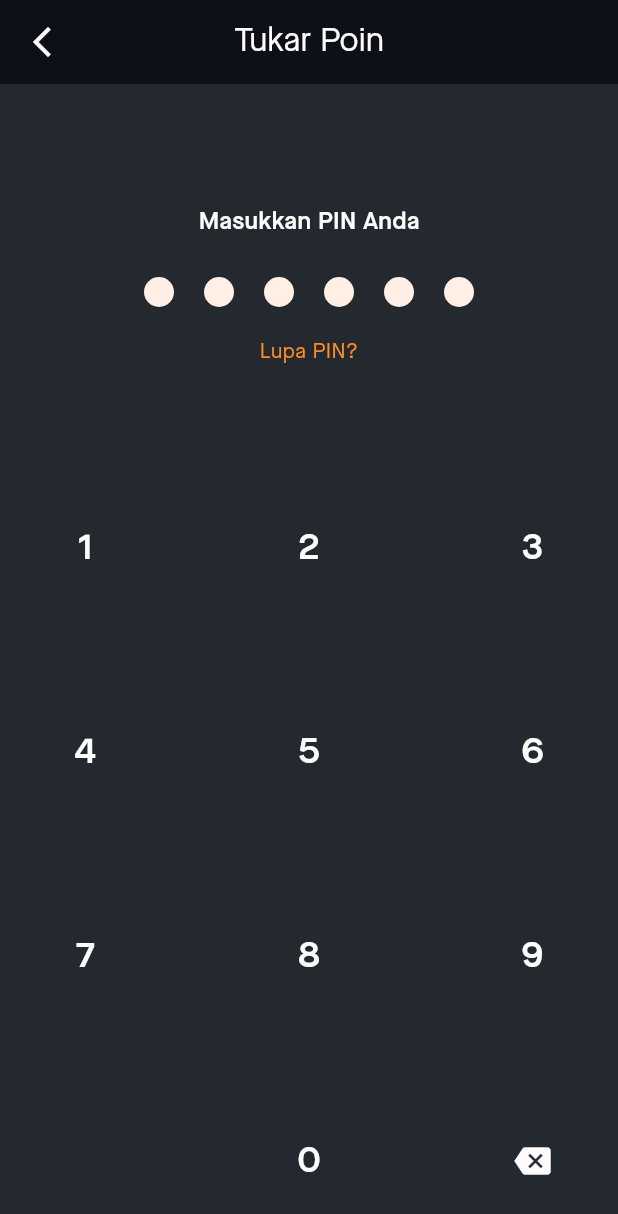
After one commit to alifzr31/Member-RKM, a Flutter app: the RedeemPinPage screen opened by its route, on a phone screen of 412 x 824 dp. The commit adds this screen. Shown: the top 1214 px of the screen. Run offline on Flutter 3.47's test engine with Material 2 defaults, Android fonts, the phone set to English and light mode, and no system bars; our stand-ins replace awesome_dialog, boxicons, card_swiper, device_info_plus, dio, dropdown_button2 and 21 more; missing offline and left inert: app_version_update, flutter_sliding_box, screen_brightness; accounts and stored records are empty; project files that could hold a hidden picture were left out.

Commit message:
add redeempin for redeem point page

```diff
--- /dev/null
+++ b/lib/app/modules/pin/redeem_pin/view.dart
@@ -0,0 +1,21 @@
+import 'package:flutter/material.dart';
+import 'package:member_rkm/app/components/base_appbar.dart';
+import 'package:member_rkm/app/core/values/colors.dart';
+import 'package:member_rkm/app/modules/pin/redeem_pin/widgets/redeempin_body.dart';
+
+class RedeemPinPage extends StatelessWidget {
+  const RedeemPinPage({super.key});
+
+  @override
+  Widget build(BuildContext context) {
+    return Scaffold(
+      appBar: const BaseAppBar(
+        bgColor: blackColor,
+        fgColor: whiteColor,
+        title: 'Tukar Poin',
+        preferredSize: Size.fromHeight(kToolbarHeight),
+      ),
+      body: RedeemPinBody(),
+    );
+  }
+}
--- /dev/null
+++ b/lib/app/modules/pin/redeem_pin/widgets/redeempin_body.dart
@@ -0,0 +1,135 @@
+import 'package:flutter/material.dart';
+import 'package:get/get.dart';
+import 'package:member_rkm/app/components/base_text.dart';
+import 'package:member_rkm/app/core/values/colors.dart';
+import 'package:member_rkm/app/modules/pin/redeem_pin/controller.dart';
+
+class RedeemPinBody extends StatelessWidget {
+  RedeemPinBody({super.key});
+  final controller = Get.find<RedeemPinController>();
+
+  @override
+  Widget build(BuildContext context) {
+    return Obx(
+      () => SafeArea(
+        child: Padding(
+          padding: const EdgeInsets.all(15),
+          child: Column(
+            children: [
+              Expanded(
+                child: Column(
+                  mainAxisAlignment: MainAxisAlignment.center,
+                  children: [
+                    const BaseText(
+                      text: 'Masukkan PIN Anda',
+                      size: 16,
+                      bold: FontWeight.w600,
+                    ),
+                    const SizedBox(height: 15),
+                    Row(
+                      mainAxisAlignment: MainAxisAlignment.center,
+                      children: List.generate(
+                        6,
+                        (index) {
+                          return Container(
+                            margin: const EdgeInsets.all(10),
+                            width: 20,
+                            height: 20,
+                            decoration: BoxDecoration(
+                              shape: BoxShape.circle,
+                              color: index < controller.enteredPin.value.length
+                                  ? orangeColor
+                                  : softOrangeColor,
+                            ),
+                          );
+                        },
+                      ),
+                    ),
+                    const SizedBox(height: 10),
+                    GestureDetector(
+                      onTap: () => Get.toNamed('/forgotPin'),
+                      child: const BaseText(
+                        text: 'Lupa PIN?',
+                        bold: FontWeight.w500,
+                        color: orangeColor,
+                      ),
+                    ),
+                    if (controller.errorPin.value) const SizedBox(height: 15),
+                    if (controller.errorPin.value)
+                      const BaseText(
+                        text: 'PIN Tidak Sesuai',
+                        color: redColor,
+                        bold: FontWeight.w600,
+                      ),
+                  ],
+                ),
+              ),
+              const SizedBox(height: 20),
+              Expanded(
+                flex: 2,
+                child: Padding(
+                  padding: const EdgeInsets.all(10),
+                  child: Column(
+                    mainAxisAlignment: MainAxisAlignment.spaceBetween,
+                    children: [
+                      for (var i = 0; i < 3; i++)
+                        Row(
+                          mainAxisAlignment: MainAxisAlignment.spaceBetween,
+                          children: List.generate(
+                            3,
+                            (index) => TextButton(
+                              onPressed: () {
+                                controller.enterPin(
+                                  1 + 3 * i + index,
+                                  context,
+                                );
+                              },
+                              child: BaseText(
+                                text: (1 + 3 * i + index).toString(),
+                                size: 24,
+                                bold: FontWeight.w600,
+                              ),
+                            ),
+                          ).toList(),
+                        ),
+
+                      /// 0 digit with back remove
+                      Row(
+                        mainAxisAlignment: MainAxisAlignment.spaceBetween,
+                        children: [
+                          const TextButton(onPressed: null, child: SizedBox()),
+                          TextButton(
+                            onPressed: () {
+                              controller.enterPin(
+                                0,
+                                context,
+                              );
+                            },
+                            child: BaseText(
+                              text: 0.toString(),
+                              size: 24,
+                              bold: FontWeight.w600,
+                            ),
+                          ),
+                          TextButton(
+                            onPressed: () {
+                              controller.deletePin();
+                            },
+                            child: const Icon(
+                              Icons.backspace,
+                              size: 24,
+                            ),
+                          ),
+                        ],
+                      ),
+                    ],
+                  ),
+                ),
+              ),
+            ],
+          ),
+        ),
+      ),
+    );
+  }
+}
--- a/lib/app/routes/pages.dart
+++ b/lib/app/routes/pages.dart
@@ -21,6 +21,8 @@ import 'package:member_rkm/app/modules/onboard/binding.dart';
 import 'package:member_rkm/app/modules/onboard/view.dart';
 import 'package:member_rkm/app/modules/pin/createchange_pin/binding.dart';
 import 'package:member_rkm/app/modules/pin/createchange_pin/view.dart';
+import 'package:member_rkm/app/modules/pin/redeem_pin/binding.dart';
+import 'package:member_rkm/app/modules/pin/redeem_pin/view.dart';
 import 'package:member_rkm/app/modules/pin/reset_pin/binding.dart';
 import 'package:member_rkm/app/modules/pin/reset_pin/view.dart';
 import 'package:member_rkm/app/modules/point/binding.dart';
@@ -112,6 +114,11 @@ abstract class AppPages {
       binding: PointBinding(),
     ),
     GetPage(
+      name: Routes.redeemPin,
+      page: () => const RedeemPinPage(),
+      binding: RedeemPinBinding(),
+    ),
+    GetPage(
       name: Routes.voucher,
       page: () => const VoucherPage(),
       binding: VoucherBinding(),
--- a/lib/app/routes/routes.dart
+++ b/lib/app/routes/routes.dart
@@ -15,6 +15,7 @@ class Routes {
 
   static const String point = '/point';
   static const String pointHistory = '/pointHistory';
+  static const String redeemPin = '/redeemPin';
 
   static const String voucher = '/voucher';
   static const String tracking = '/tracking';
```
Also changed, not shown: lib/app/modules/pin/redeem_pin/binding.dart (added, +11 -0 lines), lib/app/modules/pin/redeem_pin/controller.dart (added, +93 -0 lines).
